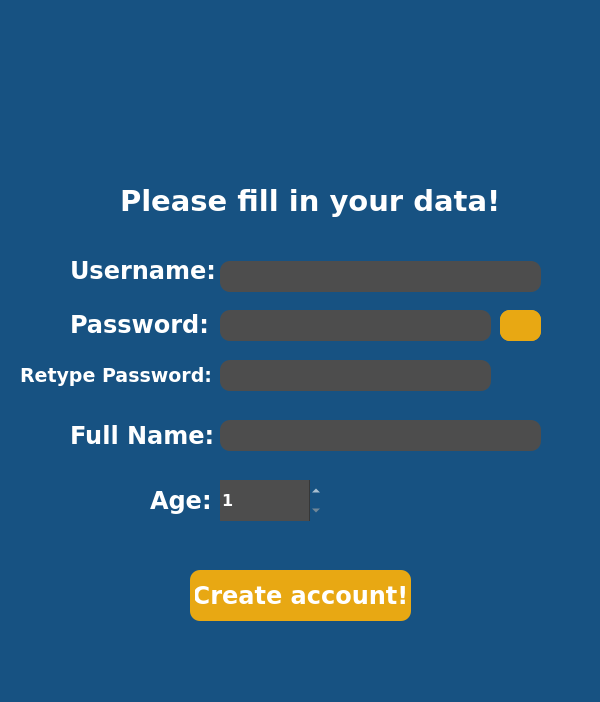
TudiMoldoveanu/MovieRecomendationApp, file MoviePlatformApp/MoviePlatformApp/RegisterPage.ui: the form before one commit.
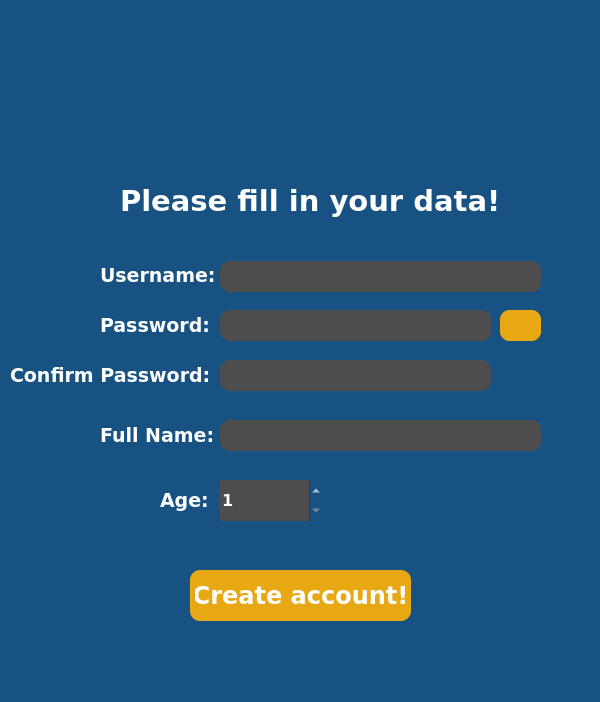
The form after the commit. Icons and pictures are not drawn.

Commit message: Added confirm password feature in RegisterPage.

What changed in the file:
```diff
--- a/MoviePlatformApp/MoviePlatformApp/RegisterPage.ui
+++ b/MoviePlatformApp/MoviePlatformApp/RegisterPage.ui
@@ -189,16 +189,16 @@
    <widget class="QLabel" name="userLabel">
     <property name="geometry">
      <rect>
-      <x>70</x>
-      <y>250</y>
-      <width>151</width>
-      <height>41</height>
+      <x>100</x>
+      <y>260</y>
+      <width>121</width>
+      <height>31</height>
      </rect>
     </property>
     <property name="font">
      <font>
       <family>Verdana</family>
-      <pointsize>18</pointsize>
+      <pointsize>14</pointsize>
       <bold>true</bold>
      </font>
     </property>
@@ -209,16 +209,16 @@
    <widget class="QLabel" name="passLabel">
     <property name="geometry">
      <rect>
-      <x>70</x>
-      <y>304</y>
-      <width>141</width>
-      <height>41</height>
+      <x>100</x>
+      <y>310</y>
+      <width>111</width>
+      <height>31</height>
      </rect>
     </property>
     <property name="font">
      <font>
       <family>Verdana</family>
-      <pointsize>18</pointsize>
+      <pointsize>14</pointsize>
       <bold>true</bold>
      </font>
     </property>
@@ -229,16 +229,16 @@
    <widget class="QLabel" name="nameLabel">
     <property name="geometry">
      <rect>
-      <x>70</x>
+      <x>100</x>
       <y>420</y>
-      <width>151</width>
+      <width>121</width>
       <height>31</height>
      </rect>
     </property>
     <property name="font">
      <font>
       <family>Verdana</family>
-      <pointsize>18</pointsize>
+      <pointsize>14</pointsize>
       <bold>true</bold>
      </font>
     </property>
@@ -249,16 +249,16 @@
    <widget class="QLabel" name="ageLabel">
     <property name="geometry">
      <rect>
-      <x>150</x>
+      <x>160</x>
       <y>480</y>
-      <width>61</width>
+      <width>51</width>
       <height>41</height>
      </rect>
     </property>
     <property name="font">
      <font>
       <family>Verdana</family>
-      <pointsize>18</pointsize>
+      <pointsize>14</pointsize>
       <bold>true</bold>
      </font>
     </property>
@@ -429,9 +429,9 @@
    <widget class="QLabel" name="passLabel_2">
     <property name="geometry">
      <rect>
-      <x>20</x>
+      <x>10</x>
       <y>360</y>
-      <width>191</width>
+      <width>201</width>
       <height>31</height>
      </rect>
     </property>
@@ -443,7 +443,7 @@
      </font>
     </property>
     <property name="text">
-     <string>Retype Password:</string>
+     <string>Confirm Password:</string>
     </property>
    </widget>
    <widget class="QPushButton" name="hidePass">
```
Left out of the diff: 4 changed lines with no effect on the pictures. The commit also changes 2 other files.
